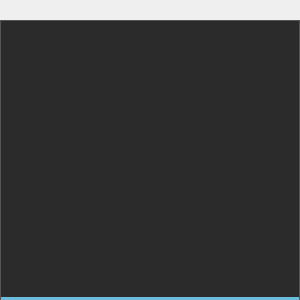
First picture: the form in tabbededitor.ui, repository tmstieff/Woke, before the edit.
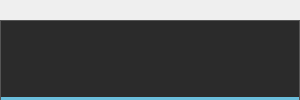
Second picture: the form after the edit.

The edit to the form file:
```diff
--- a/tabbededitor.ui
+++ b/tabbededitor.ui
@@ -7,7 +7,7 @@
     <x>0</x>
     <y>0</y>
     <width>300</width>
-    <height>300</height>
+    <height>100</height>
    </rect>
   </property>
   <property name="sizePolicy">
```
